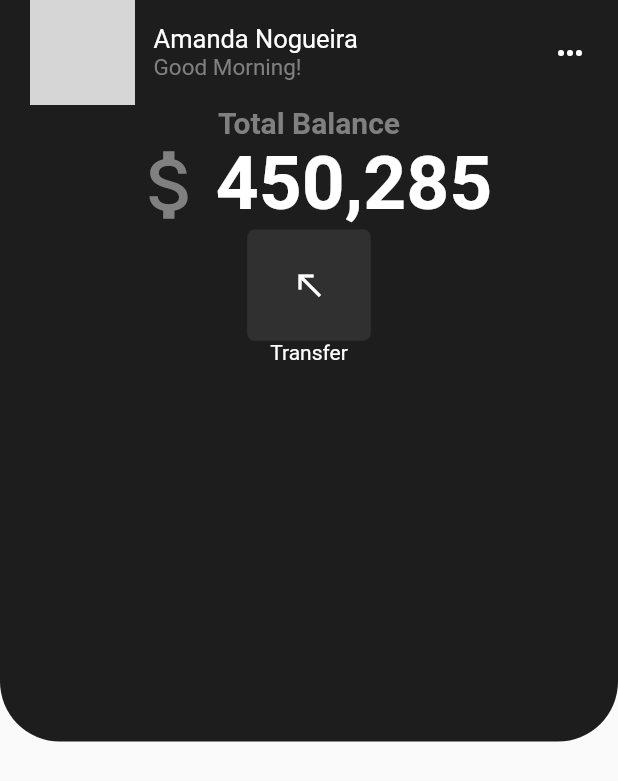
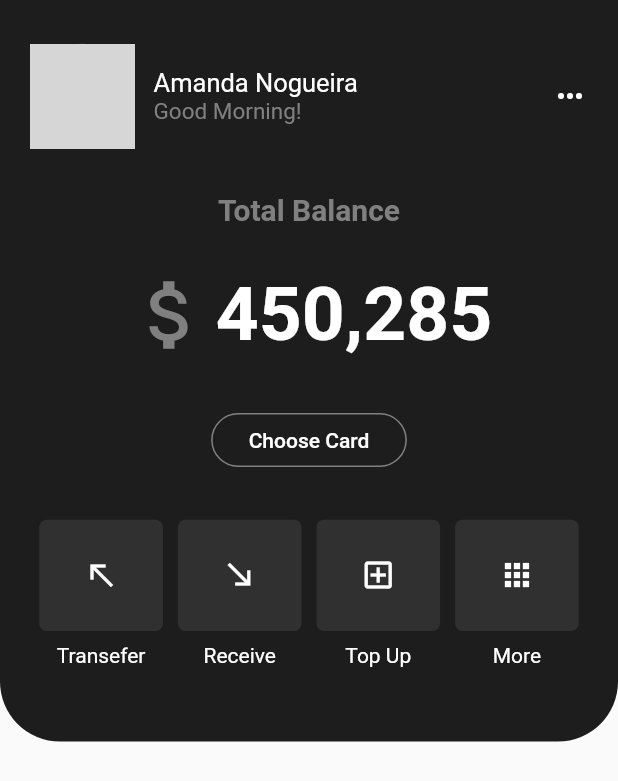
Before and after one commit to raangelbeatriz/bank_app_ui, a Flutter app: the HomePage screen opened by its route, on a phone screen of 412 x 824 dp. Shown: the top 781 px of the screen. Run offline on Flutter 3.47's test engine with Material 2 defaults, Android fonts, the phone set to English and light mode, and no system bars; network calls fail; grey boxes are pictures that could not be loaded.

Commit message:
update finished account data

```diff
--- a/lib/app/pages/home_page/home_page.dart
+++ b/lib/app/pages/home_page/home_page.dart
@@ -1,5 +1,6 @@
 import 'package:bank_app_ui/app/core/utils/colors.dart';
 import 'package:bank_app_ui/app/core/utils/size_extension.dart';
+import 'package:bank_app_ui/app/pages/home_page/widget/transaction_widget.dart';
 import 'package:flutter/material.dart';
 
 class HomePage extends StatelessWidget {
@@ -22,8 +23,10 @@ class HomePage extends StatelessWidget {
               ),
               child: SafeArea(
                 child: Padding(
-                  padding: const EdgeInsets.only(right: 20.0, left: 20.0),
+                  padding: const EdgeInsets.only(
+                      right: 20.0, left: 20.0, bottom: 20),
                   child: Column(
+                    mainAxisAlignment: MainAxisAlignment.spaceEvenly,
                     children: [
                       Row(
                         crossAxisAlignment: CrossAxisAlignment.center,
@@ -84,27 +87,41 @@ class HomePage extends StatelessWidget {
                           ),
                         ],
                       ),
-                      Column(
-                        children: [
-                          Container(
-                            height: context.heigth * 0.09,
-                            width: context.width * 0.2,
-                            decoration: BoxDecoration(
-                                color: darkGrey,
-                                borderRadius: BorderRadius.circular(5)),
-                            child: const Center(
-                              child: Icon(
-                                Icons.north_west,
-                                color: Colors.white,
-                              ),
-                            ),
+                      OutlinedButton(
+                        onPressed: () {},
+                        style: OutlinedButton.styleFrom(
+                          padding: const EdgeInsets.only(left: 25, right: 25),
+                          side: BorderSide(width: 1, color: ligthGrey),
+                          shape: RoundedRectangleBorder(
+                            borderRadius: BorderRadius.circular(20),
                           ),
-                          Text(
-                            'Transfer',
-                            style: TextStyle(color: Colors.white),
-                          )
+                        ),
+                        child: const Text(
+                          'Choose Card',
+                          style: TextStyle(color: Colors.white),
+                        ),
+                      ),
+                      Wrap(
+                        spacing: 10,
+                        children: const [
+                          TransactionWidget(
+                            label: 'Transefer',
+                            icon: Icons.north_west,
+                          ),
+                          TransactionWidget(
+                            label: 'Receive',
+                            icon: Icons.south_east,
+                          ),
+                          TransactionWidget(
+                            label: 'Top Up',
+                            icon: Icons.add_box_outlined,
+                          ),
+                          TransactionWidget(
+                            label: 'More',
+                            icon: Icons.apps,
+                          ),
                         ],
-                      )
+                      ),
                     ],
                   ),
                 ),
--- /dev/null
+++ b/lib/app/pages/home_page/widget/transaction_widget.dart
@@ -0,0 +1,47 @@
+import 'package:bank_app_ui/app/core/utils/size_extension.dart';
+import 'package:flutter/material.dart';
+
+import '../../../core/utils/colors.dart';
+
+class TransactionWidget extends StatelessWidget {
+  const TransactionWidget({
+    Key? key,
+    required this.icon,
+    required this.label,
+  }) : super(key: key);
+
+  final IconData icon;
+  final String label;
+
+  @override
+  Widget build(BuildContext context) {
+    return SizedBox(
+      height: context.heigth * 0.12,
+      width: context.width * 0.2,
+      child: Column(
+        crossAxisAlignment: CrossAxisAlignment.center,
+        mainAxisAlignment: MainAxisAlignment.spaceBetween,
+        children: [
+          Container(
+            height: context.heigth * 0.09,
+            decoration: BoxDecoration(
+                color: darkGrey, borderRadius: BorderRadius.circular(5)),
+            child: Center(
+              child: Icon(
+                icon,
+                color: Colors.white,
+              ),
+            ),
+          ),
+          Text(
+            label,
+            style: const TextStyle(color: Colors.white),
+            maxLines: 2,
+            overflow: TextOverflow.visible,
+            textAlign: TextAlign.center,
+          )
+        ],
+      ),
+    );
+  }
+}
```
